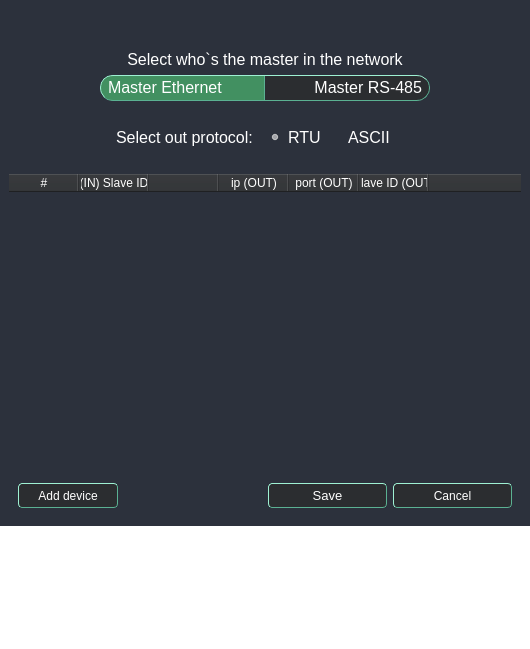
Above: UI/forms/AqGatewayWindow.ui from romangolovkou/AQteck_toolMAX before the change. Below: the same form after it.
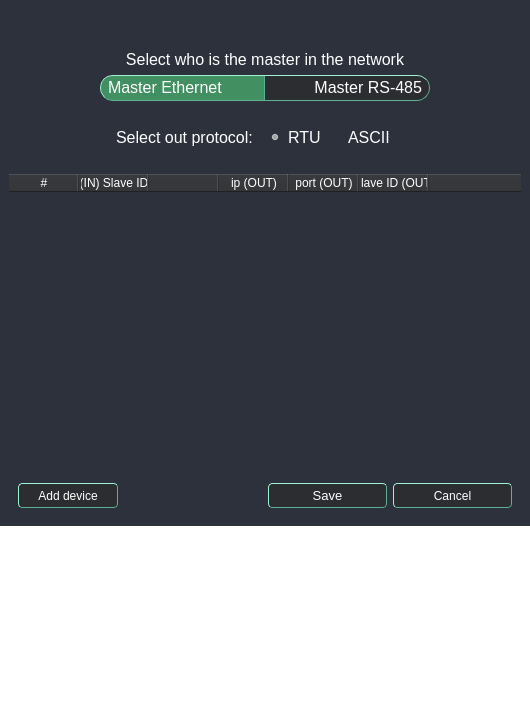
That is the form after the change. Icons and pictures are not drawn. Custom widgets are drawn as their Qt base class.

Commit message: Підготвка під архів

Diff of the .ui file:
```diff
--- a/UI/forms/AqGatewayWindow.ui
+++ b/UI/forms/AqGatewayWindow.ui
@@ -7,7 +7,7 @@
     <x>0</x>
     <y>0</y>
     <width>530</width>
-    <height>649</height>
+    <height>725</height>
    </rect>
   </property>
   <property name="windowTitle">
@@ -364,7 +364,7 @@
             </font>
            </property>
            <property name="text">
-            <string>Select who`s the master in the network</string>
+            <string>Select who is the master in the network</string>
            </property>
            <property name="alignment">
             <set>Qt::AlignCenter</set>
```
The commit also changes 2 other files.
